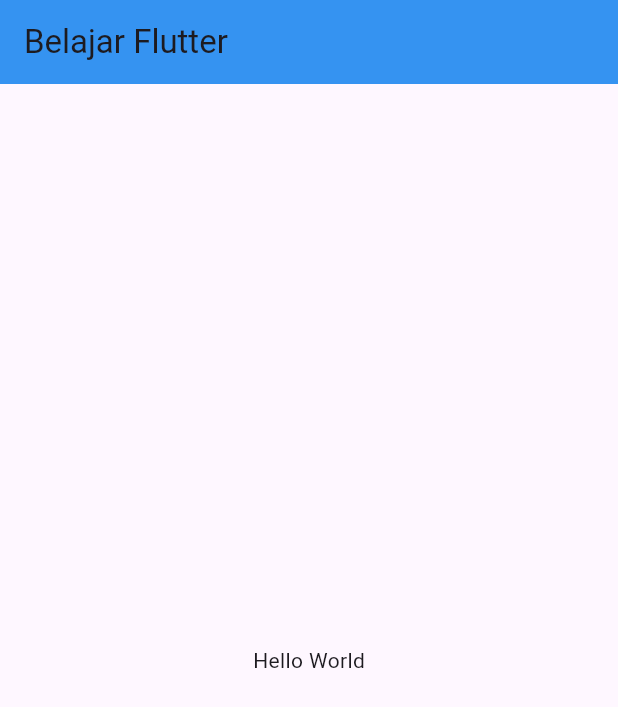
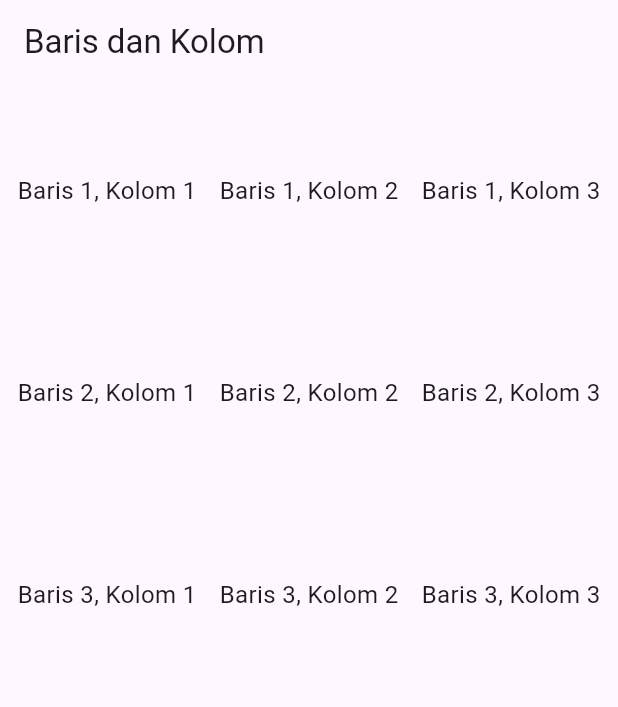
Before and after one commit to Saditta/mobile-prog, a Flutter app: the screen it shows after launch, on a phone screen of 412 x 824 dp. Shown: the top 707 px of the screen. Run offline on Flutter 3.47's test engine with Material 3 defaults, Android fonts, the phone set to English and light mode, and no system bars.

Commit message:
Pertemuan 4

```diff
--- /dev/null
+++ b/lib/baris_kolom.dart
@@ -0,0 +1,38 @@
+import 'package:flutter/material.dart';
+
+class BarisKolom extends StatelessWidget {
+  const BarisKolom({Key? key}) : super(key: key);
+
+  @override
+  Widget build(BuildContext context) {
+    return Scaffold(
+      appBar: AppBar(
+        title: const Text('Baris dan Kolom'),
+      ),
+      body: Padding(
+        padding: const EdgeInsets.all(8.0),
+        child: GridView.count(
+          crossAxisCount: 3, // 3 columns
+          crossAxisSpacing: 8.0,
+          mainAxisSpacing: 8.0,
+          children: List.generate(9, (index) {
+            int row = (index ~/ 3) + 1;
+            int column = (index % 3) + 1;
+            return Center(
+              child: Text(
+                'Baris $row, Kolom $column',
+                style: const TextStyle(fontSize: 16),
+              ),
+            );
+          }),
+        ),
+      ),
+    );
+  }
+}
+
+void main() {
+  runApp(const MaterialApp(
+    home: BarisKolom(),
+  ));
+}
--- /dev/null
+++ b/lib/column_widget.dart
@@ -0,0 +1,22 @@
+import 'package:flutter/material.dart';
+
+class ColumnWidget extends StatelessWidget {
+  const ColumnWidget({Key? key}) : super(key: key);
+
+  @override
+  Widget build(BuildContext context) {
+    return Scaffold(
+      appBar: AppBar(
+        title: const Text('Wodget Column'),
+      ),
+      body: Column(
+        children: const[
+          Text("Kolom 1"),
+          Text("Kolom 2"),
+          Text("Kolom 3"),
+          Text("Kolom 4")
+        ],
+      ),
+    );
+  }
+}
--- a/lib/main.dart
+++ b/lib/main.dart
@@ -1,5 +1,5 @@
 import 'package:flutter/material.dart';
-
+import 'baris_kolom.dart';
 void main() {
   runApp(const MyApp());
 }
@@ -9,25 +9,9 @@
 
   @override
   Widget build(BuildContext context) {
-    return MaterialApp(
+    return const MaterialApp(
       title: 'Klinik',
-      theme: ThemeData(
-        colorScheme: ColorScheme.fromSeed(seedColor: Colors.deepPurple),
-        useMaterial3: true, // Menggunakan Material 3
-        appBarTheme: const AppBarTheme(
-          backgroundColor: Color.fromRGBO(53, 147, 241, 1), // Mengubah warna AppBar menjadi merah
-        ),
-        textTheme: const TextTheme(
-        ),
-      ),
-      home: Scaffold(
-        appBar: AppBar(
-          title: const Text('Belajar Flutter'),
-        ),
-        body: const Center(
-          child: Text('Hello World'),
-        ),
-      ),
+      home: BarisKolom(),
     );
   }
 }
```
Also changed, not shown: lib/hello_world.dart (added, +17 -0 lines), lib/row_widget.dart (added, +22 -0 lines).
